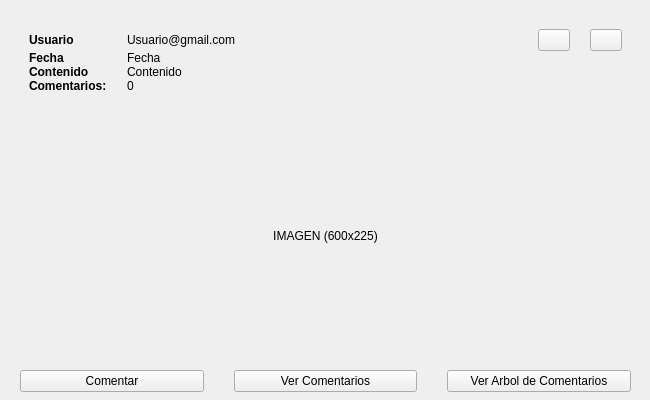
Old version of the form Fase2/widgetpost.ui in the repository D3r3-k/-EDD-Proyecto_202001151.
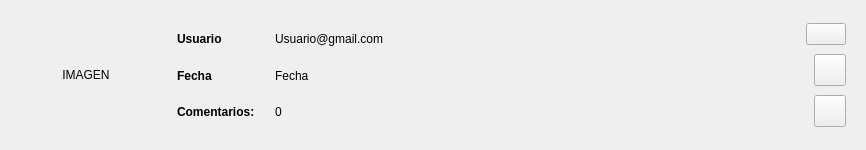
New version of the form. Icons and pictures are not drawn.

Commit message: Comentarios y arbol B de orden 5

The edit to the form file:
```diff
--- a/Fase2/widgetpost.ui
+++ b/Fase2/widgetpost.ui
@@ -6,192 +6,75 @@
    <rect>
     <x>0</x>
     <y>0</y>
-    <width>650</width>
-    <height>400</height>
+    <width>866</width>
+    <height>150</height>
    </rect>
   </property>
   <property name="sizePolicy">
-   <sizepolicy hsizetype="Maximum" vsizetype="Maximum">
+   <sizepolicy hsizetype="Preferred" vsizetype="Fixed">
     <horstretch>0</horstretch>
     <verstretch>0</verstretch>
    </sizepolicy>
   </property>
-  <property name="minimumSize">
+  <property name="maximumSize">
    <size>
-    <width>650</width>
-    <height>400</height>
+    <width>16777215</width>
+    <height>150</height>
    </size>
   </property>
+  <layout class="QHBoxLayout" name="horizontalLayout">
+   <item>
+    <widget class="QLabel" name="label_img">
+     <property name="sizePolicy">
+      <sizepolicy hsizetype="Expanding" vsizetype="Expanding">
+       <horstretch>0</horstretch>
+       <verstretch>0</verstretch>
+      </sizepolicy>
+     </property>
   <property name="maximumSize">
    <size>
-    <width>650</width>
-    <height>400</height>
-   </size>
-  </property>
-  <property name="windowTitle">
-   <string>Form</string>
-  </property>
-  <widget class="QWidget" name="verticalLayoutWidget">
-   <property name="geometry">
-    <rect>
-     <x>0</x>
-     <y>0</y>
-     <width>651</width>
-     <height>412</height>
-    </rect>
-   </property>
-   <layout class="QVBoxLayout" name="verticalLayout">
-    <property name="spacing">
-     <number>15</number>
-    </property>
-    <property name="leftMargin">
-     <number>20</number>
-    </property>
-    <property name="topMargin">
-     <number>20</number>
-    </property>
-    <property name="rightMargin">
-     <number>20</number>
-    </property>
-    <property name="bottomMargin">
-     <number>20</number>
-    </property>
+       <width>150</width>
+       <height>150</height>
+      </size>
+     </property>
+     <property name="text">
+      <string>IMAGEN</string>
+     </property>
+     <property name="alignment">
+      <set>Qt::AlignmentFlag::AlignCenter</set>
+     </property>
+    </widget>
+   </item>
     <item>
      <widget class="QWidget" name="widget" native="true">
-      <property name="sizePolicy">
-       <sizepolicy hsizetype="Expanding" vsizetype="Maximum">
-        <horstretch>0</horstretch>
-        <verstretch>0</verstretch>
-       </sizepolicy>
-      </property>
-      <property name="minimumSize">
-       <size>
-        <width>0</width>
-        <height>75</height>
-       </size>
-      </property>
       <layout class="QGridLayout" name="gridLayout">
+      <property name="leftMargin">
+       <number>10</number>
+      </property>
+      <property name="topMargin">
+       <number>10</number>
+      </property>
        <property name="horizontalSpacing">
         <number>20</number>
        </property>
        <property name="verticalSpacing">
         <number>0</number>
        </property>
-       <item row="2" column="0">
-        <widget class="QLabel" name="label_2">
-         <property name="font">
-          <font>
-           <bold>true</bold>
-          </font>
-         </property>
-         <property name="text">
-          <string>Contenido</string>
-         </property>
-         <property name="alignment">
-          <set>Qt::AlignmentFlag::AlignLeading|Qt::AlignmentFlag::AlignLeft|Qt::AlignmentFlag::AlignTop</set>
-         </property>
-        </widget>
-       </item>
-       <item row="0" column="1">
-        <widget class="QLabel" name="label_user">
-         <property name="text">
-          <string>Usuario@gmail.com</string>
-         </property>
-        </widget>
-       </item>
-       <item row="0" column="0">
-        <widget class="QLabel" name="label_3">
-         <property name="sizePolicy">
-          <sizepolicy hsizetype="Fixed" vsizetype="Preferred">
-           <horstretch>0</horstretch>
-           <verstretch>0</verstretch>
-          </sizepolicy>
-         </property>
-         <property name="font">
-          <font>
-           <bold>true</bold>
-          </font>
-         </property>
-         <property name="text">
-          <string>Usuario</string>
-         </property>
-        </widget>
-       </item>
-       <item row="0" column="5">
-        <widget class="QPushButton" name="eliminarButton">
-         <property name="sizePolicy">
-          <sizepolicy hsizetype="Expanding" vsizetype="Expanding">
-           <horstretch>0</horstretch>
-           <verstretch>0</verstretch>
-          </sizepolicy>
-         </property>
-         <property name="maximumSize">
-          <size>
-           <width>32</width>
-           <height>32</height>
-          </size>
-         </property>
-         <property name="text">
-          <string/>
-         </property>
-         <property name="icon">
-          <iconset theme="QIcon::ThemeIcon::EditDelete"/>
-         </property>
-        </widget>
-       </item>
        <item row="1" column="1">
         <widget class="QLabel" name="label_date">
-         <property name="sizePolicy">
-          <sizepolicy hsizetype="Preferred" vsizetype="Fixed">
-           <horstretch>0</horstretch>
-           <verstretch>0</verstretch>
-          </sizepolicy>
-         </property>
          <property name="text">
           <string>Fecha</string>
          </property>
         </widget>
        </item>
-       <item row="0" column="4">
-        <widget class="QPushButton" name="editarButton">
-         <property name="sizePolicy">
-          <sizepolicy hsizetype="Expanding" vsizetype="Expanding">
-           <horstretch>0</horstretch>
-           <verstretch>0</verstretch>
-          </sizepolicy>
-         </property>
-         <property name="maximumSize">
-          <size>
-           <width>32</width>
-           <height>32</height>
-          </size>
-         </property>
-         <property name="text">
-          <string/>
-         </property>
-         <property name="icon">
-          <iconset theme="QIcon::ThemeIcon::MailMessageNew"/>
-         </property>
-        </widget>
-       </item>
-       <item row="2" column="1">
-        <widget class="QLabel" name="label_contenido">
-         <property name="sizePolicy">
-          <sizepolicy hsizetype="Preferred" vsizetype="Maximum">
-           <horstretch>0</horstretch>
-           <verstretch>0</verstretch>
-          </sizepolicy>
-         </property>
-         <property name="text">
-          <string>Contenido</string>
-         </property>
-         <property name="alignment">
-          <set>Qt::AlignmentFlag::AlignLeading|Qt::AlignmentFlag::AlignLeft|Qt::AlignmentFlag::AlignTop</set>
-         </property>
-        </widget>
-       </item>
        <item row="1" column="0">
         <widget class="QLabel" name="label_4">
+        <property name="sizePolicy">
+         <sizepolicy hsizetype="Fixed" vsizetype="Preferred">
+          <horstretch>0</horstretch>
+          <verstretch>0</verstretch>
+         </sizepolicy>
+        </property>
          <property name="font">
           <font>
            <bold>true</bold>
@@ -202,10 +85,10 @@
          </property>
         </widget>
        </item>
-       <item row="3" column="0">
+      <item row="2" column="0">
         <widget class="QLabel" name="label_5">
          <property name="sizePolicy">
-          <sizepolicy hsizetype="Fixed" vsizetype="Fixed">
+         <sizepolicy hsizetype="Fixed" vsizetype="Preferred">
            <horstretch>0</horstretch>
            <verstretch>0</verstretch>
           </sizepolicy>
@@ -220,14 +103,26 @@
          </property>
         </widget>
        </item>
-       <item row="3" column="1">
+      <item row="0" column="0">
+       <widget class="QLabel" name="label_3">
+        <property name="sizePolicy">
+         <sizepolicy hsizetype="Fixed" vsizetype="Preferred">
+          <horstretch>0</horstretch>
+          <verstretch>0</verstretch>
+         </sizepolicy>
+        </property>
+        <property name="font">
+         <font>
+          <bold>true</bold>
+         </font>
+        </property>
+        <property name="text">
+         <string>Usuario</string>
+        </property>
+       </widget>
+      </item>
+      <item row="2" column="1">
         <widget class="QLabel" name="label_comentarios">
-         <property name="sizePolicy">
-          <sizepolicy hsizetype="Minimum" vsizetype="Fixed">
-           <horstretch>0</horstretch>
-           <verstretch>0</verstretch>
-          </sizepolicy>
-         </property>
          <property name="text">
           <string>0</string>
          </property>
@@ -236,55 +131,95 @@
          </property>
         </widget>
        </item>
+      <item row="0" column="1">
+       <widget class="QLabel" name="label_user">
+        <property name="text">
+         <string>Usuario@gmail.com</string>
+        </property>
+       </widget>
+      </item>
       </layout>
      </widget>
     </item>
     <item>
-     <widget class="QLabel" name="label">
+    <widget class="QWidget" name="horizontalWidget" native="true">
       <property name="sizePolicy">
-       <sizepolicy hsizetype="Expanding" vsizetype="Expanding">
+      <sizepolicy hsizetype="Fixed" vsizetype="Preferred">
         <horstretch>0</horstretch>
         <verstretch>0</verstretch>
        </sizepolicy>
       </property>
-      <property name="text">
-       <string>IMAGEN (600x225)</string>
-      </property>
-      <property name="alignment">
-       <set>Qt::AlignmentFlag::AlignCenter</set>
-      </property>
-     </widget>
-    </item>
+     <property name="layoutDirection">
+      <enum>Qt::LayoutDirection::RightToLeft</enum>
+     </property>
+     <layout class="QVBoxLayout" name="verticalLayout_2">
     <item>
-     <layout class="QHBoxLayout" name="horizontalLayout">
-      <property name="spacing">
-       <number>30</number>
-      </property>
-      <item>
-       <widget class="QPushButton" name="pushButton_comentar">
+       <widget class="QPushButton" name="pushButton_ver">
+        <property name="sizePolicy">
+         <sizepolicy hsizetype="Fixed" vsizetype="Fixed">
+          <horstretch>0</horstretch>
+          <verstretch>0</verstretch>
+         </sizepolicy>
+        </property>
+        <property name="layoutDirection">
+         <enum>Qt::LayoutDirection::RightToLeft</enum>
+        </property>
         <property name="text">
-         <string>Comentar</string>
+         <string/>
         </property>
+        <property name="icon">
+         <iconset theme="QIcon::ThemeIcon::ViewFullscreen"/>
+        </property>
        </widget>
       </item>
       <item>
-       <widget class="QPushButton" name="pushButton_comentarios">
+       <widget class="QPushButton" name="editarButton">
+        <property name="sizePolicy">
+         <sizepolicy hsizetype="Expanding" vsizetype="Expanding">
+          <horstretch>0</horstretch>
+          <verstretch>0</verstretch>
+         </sizepolicy>
+        </property>
+        <property name="maximumSize">
+         <size>
+          <width>32</width>
+          <height>32</height>
+         </size>
+        </property>
         <property name="text">
-         <string>Ver Comentarios</string>
+         <string/>
         </property>
+        <property name="icon">
+         <iconset theme="QIcon::ThemeIcon::MailMessageNew"/>
+        </property>
        </widget>
       </item>
       <item>
-       <widget class="QPushButton" name="pushButton_arbol">
+       <widget class="QPushButton" name="eliminarButton">
+        <property name="sizePolicy">
+         <sizepolicy hsizetype="Expanding" vsizetype="Expanding">
+          <horstretch>0</horstretch>
+          <verstretch>0</verstretch>
+         </sizepolicy>
+        </property>
+        <property name="maximumSize">
+         <size>
+          <width>32</width>
+          <height>32</height>
+         </size>
+        </property>
         <property name="text">
-         <string>Ver Arbol de Comentarios</string>
+         <string/>
         </property>
+        <property name="icon">
+         <iconset theme="QIcon::ThemeIcon::EditDelete"/>
+        </property>
        </widget>
       </item>
      </layout>
-    </item>
-   </layout>
-  </widget>
+    </widget>
+   </item>
+  </layout>
  </widget>
  <resources/>
  <connections/>
```
Lines whose indentation alone changed are shown as unchanged. The commit also changes 76 other files.
